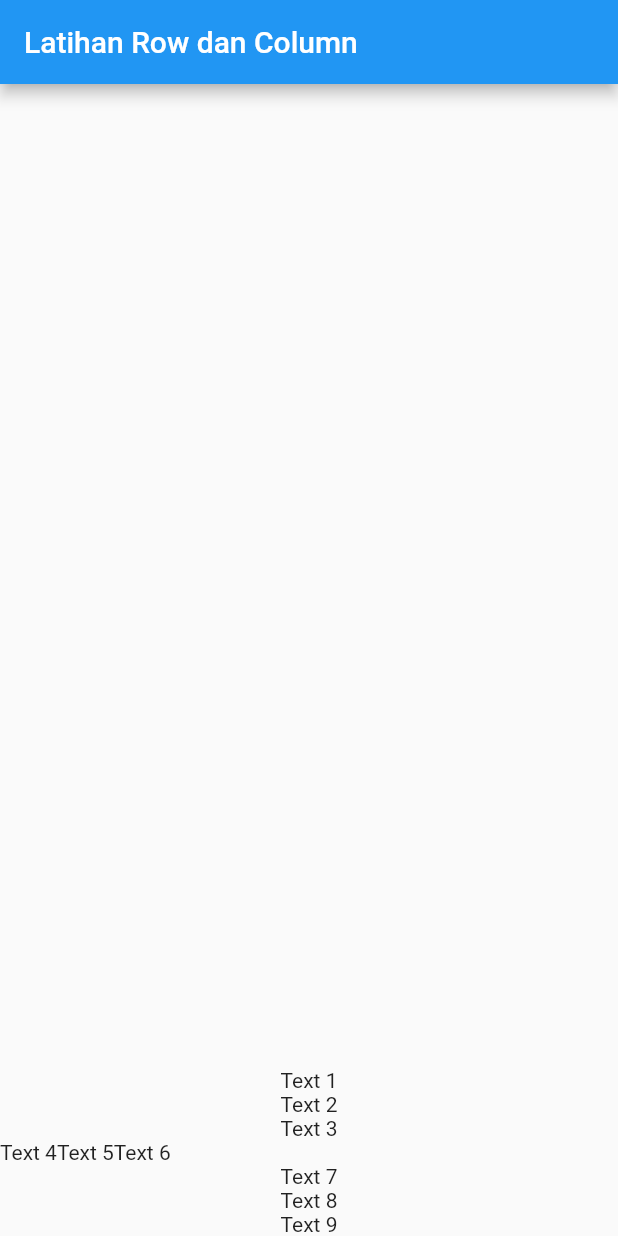
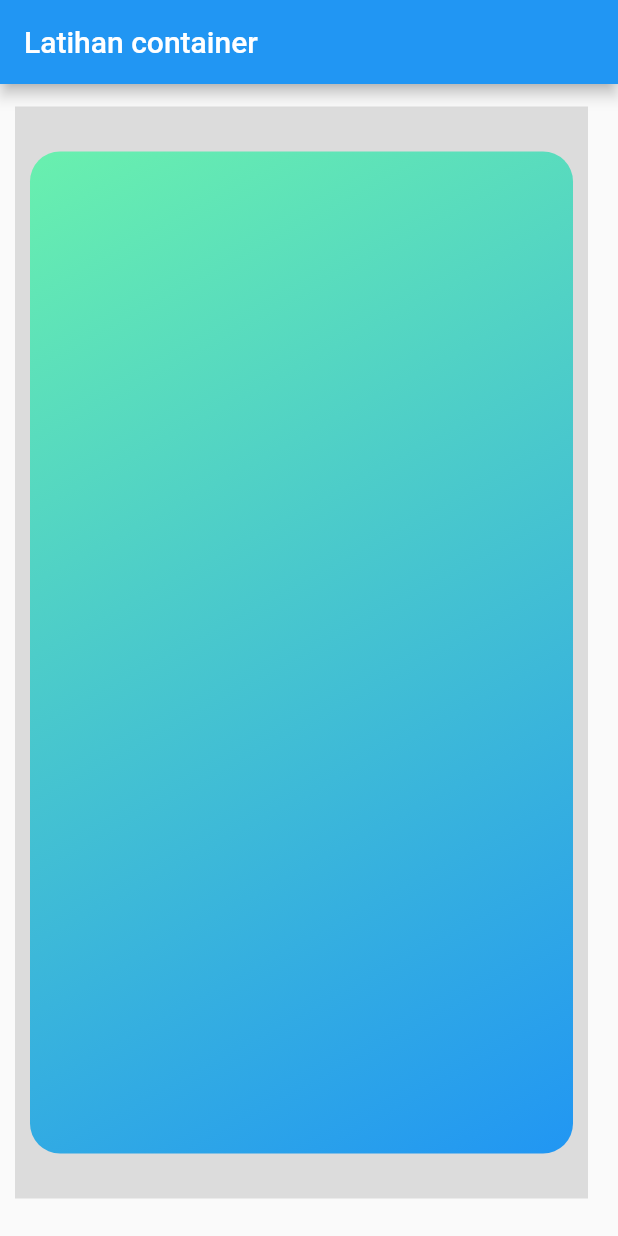
Before and after one commit to ajiwahyugigit/my-android, a Flutter app: the screen it shows after launch, on a phone screen of 412 x 824 dp. Run offline on Flutter 3.47's test engine with Material 2 defaults, Android fonts, the phone set to English and light mode, and no system bars.

Commit message:
container, margin, padding, decoration, border-radius, gradient

```diff
--- a/lib/main.dart
+++ b/lib/main.dart
@@ -3,36 +3,63 @@ import 'package:flutter/material.dart';
 void main() {
   runApp(new MyApp());
 }
+
 class MyApp extends StatelessWidget {
   @override
   Widget build(BuildContext context) {
     return MaterialApp(
       home: Scaffold(
-        appBar: AppBar(title: Text("Latihan Row dan Column"),),
-        body: Column(
-          mainAxisAlignment: MainAxisAlignment.end,
-          crossAxisAlignment: CrossAxisAlignment.center,
-          children: <Widget>[
-            Text("Text 1"),
-            Text("Text 2"),
-            Text("Text 3"),
-            Row(
-              children: <Widget>[
-                Text("Text 4"),
-                Text("Text 5"),
-                Text("Text 6")
-              ],
-            ),
-            Column(
-              children: <Widget>[
-                Text("Text 7"),
-                Text("Text 8"),
-                Text("Text 9")
-              ],
-            )
-          ],
+        appBar: AppBar(
+          title: Text("Latihan container"),
+        ),
+        body: Container(
+          color: Colors.black12,
+          margin: EdgeInsets.fromLTRB(10, 15, 20, 25),
+          padding: EdgeInsets.only(bottom: 20, top: 20),
+          child: Container(
+            margin: EdgeInsets.all(10),
+            decoration: BoxDecoration(borderRadius: BorderRadius.circular(20),
+                gradient: LinearGradient(
+                    begin: Alignment.topLeft,
+                    end: Alignment.bottomRight,
+                    colors: <Color>[Colors.greenAccent, Colors.blue])),
+          ),
         ),
       ),
     );
   }
 }
+
+// class MyApp extends StatelessWidget {
+//   @override
+//   Widget build(BuildContext context) {
+//     return MaterialApp(
+//       home: Scaffold(
+//         appBar: AppBar(title: Text("Latihan Row dan Column"),),
+//         body: Column(
+//           mainAxisAlignment: MainAxisAlignment.end,
+//           crossAxisAlignment: CrossAxisAlignment.center,
+//           children: <Widget>[
+//             Text("Text 1"),
+//             Text("Text 2"),
+//             Text("Text 3"),
+//             Row(
+//               children: <Widget>[
+//                 Text("Text 4"),
+//                 Text("Text 5"),
+//                 Text("Text 6")
+//               ],
+//             ),
+//             Column(
+//               children: <Widget>[
+//                 Text("Text 7"),
+//                 Text("Text 8"),
+//                 Text("Text 9")
+//               ],
+//             )
+//           ],
+//         ),
+//       ),
+//     );
+//   }
+// }
```
